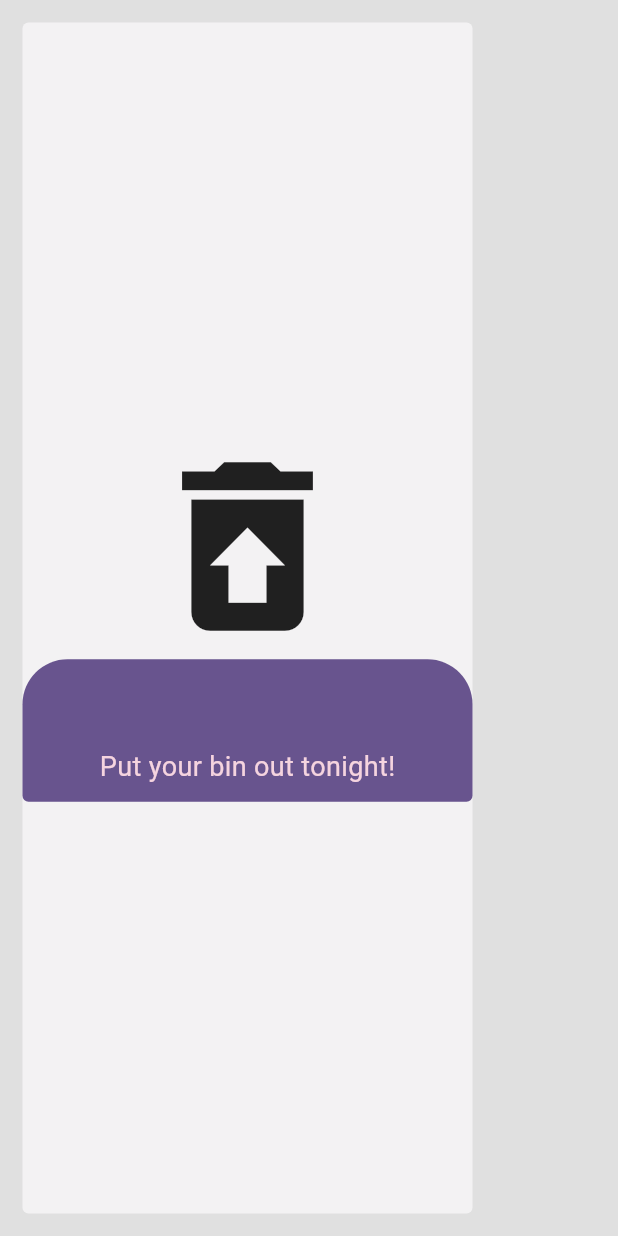
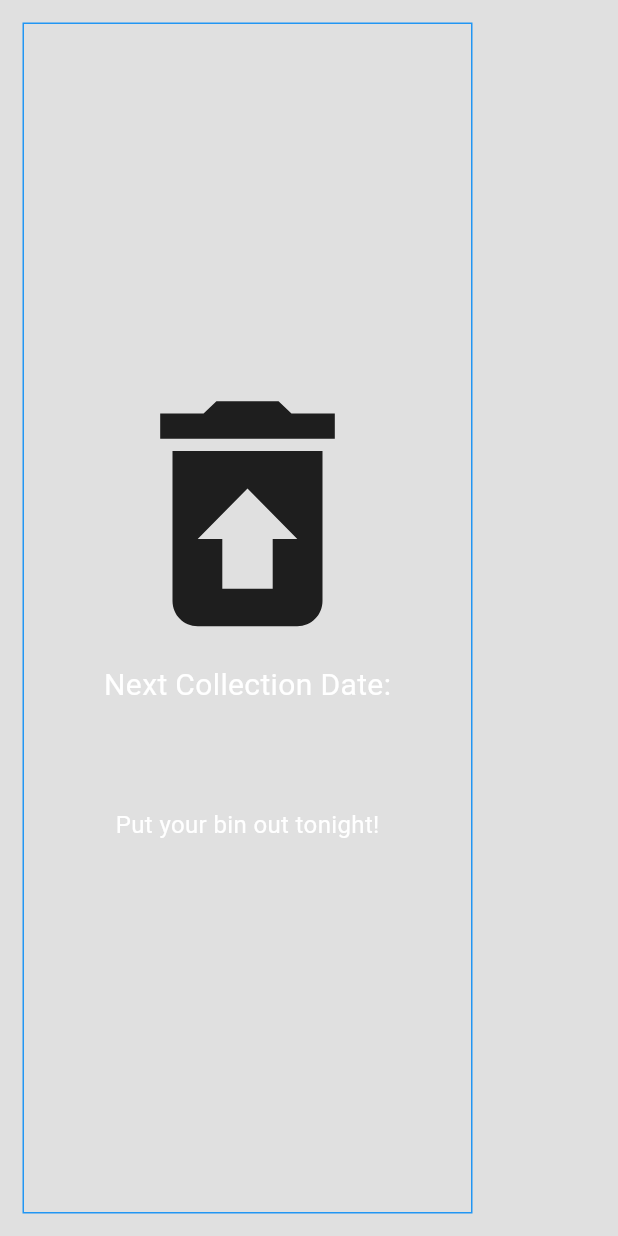
Before and after one commit to dscode89/binzout-flutter, a Flutter app: the VerticalScheduleCard widget shown alone on an empty page, opened directly with empty values, on a phone screen of 412 x 824 dp. Run offline on Flutter 3.47's test engine with Material 3 defaults, Android fonts, the phone set to English and light mode, and no system bars.

Commit message:
revert design

```diff
--- a/lib/widgets/schedule_card_variations/horizontal_schedule_card.dart
+++ b/lib/widgets/schedule_card_variations/horizontal_schedule_card.dart
@@ -36,7 +36,7 @@ class HorizontalScheduleCard extends StatelessWidget {
                 ),
                 Text(
                   formattedDate,
-                  style: TextStyle(fontSize: 15, color: Colors.pink),
+                  style: TextStyle(fontSize: 19, color: Colors.pink),
                 ),
                 SizedBox(height: 40),
                 Text(
--- a/lib/widgets/schedule_card_variations/vertical_schedule_card.dart
+++ b/lib/widgets/schedule_card_variations/vertical_schedule_card.dart
@@ -19,59 +19,31 @@ class VerticalScheduleCard extends StatelessWidget {
       padding: const EdgeInsets.all(15.0),
       child: Container(
         width: 300,
-        decoration: BoxDecoration(
-          borderRadius: BorderRadius.circular(4),
-          color: const Color.fromARGB(255, 243, 242, 243),
-        ),
+        decoration: BoxDecoration(border: Border.all(color: Colors.blue)),
         child: Column(
           mainAxisAlignment: MainAxisAlignment.center,
-
           children: [
             Icon(
               Icons.restore_from_trash,
               color: widget!.binColorReference[widget.scheduleEvent.type],
-              size: 150,
+              size: 200,
             ),
-            Container(
-              decoration: BoxDecoration(
-                color: Theme.of(context).primaryColor,
-                borderRadius: BorderRadius.only(
-                  topLeft: Radius.circular(30),
-                  topRight: Radius.circular(30),
-                  bottomLeft: Radius.circular(4),
-                  bottomRight: Radius.circular(4),
+            Text(
+              'Next Collection Date:',
+              style: TextStyle(fontSize: 20, color: Colors.white),
             ),
-              ),
-              width: double.infinity,
-              child: Column(
-                mainAxisAlignment: MainAxisAlignment.start,
-                children: [
-                  SizedBox(height: 10),
-                  SizedBox(height: 10),
             Text(
               formattedDate,
-                    style: TextStyle(
-                      fontSize: 20,
-                      fontWeight: FontWeight.bold,
-                      color: Colors.white,
+              style: TextStyle(fontSize: 19, color: Colors.pink),
             ),
-                  ),
-                  SizedBox(height: 10),
+            SizedBox(height: 40),
             Text(
               daysTillDueDate == 0
                   ? 'Put your bin out tonight!'
                   : '$daysTillDueDate days till bin collection.',
-                    style: TextStyle(
-                      color: const Color.fromARGB(255, 245, 212, 223),
-                      fontSize: 18,
-                      fontWeight: FontWeight.w400,
+              style: TextStyle(color: Colors.white, fontSize: 16),
             ),
-                  ),
-
-                  SizedBox(height: 10),
-                ],
-              ),
-            ),
+            SizedBox(height: 20),
           ],
         ),
       ),
```
Lines whose indentation alone changed are shown as unchanged.
